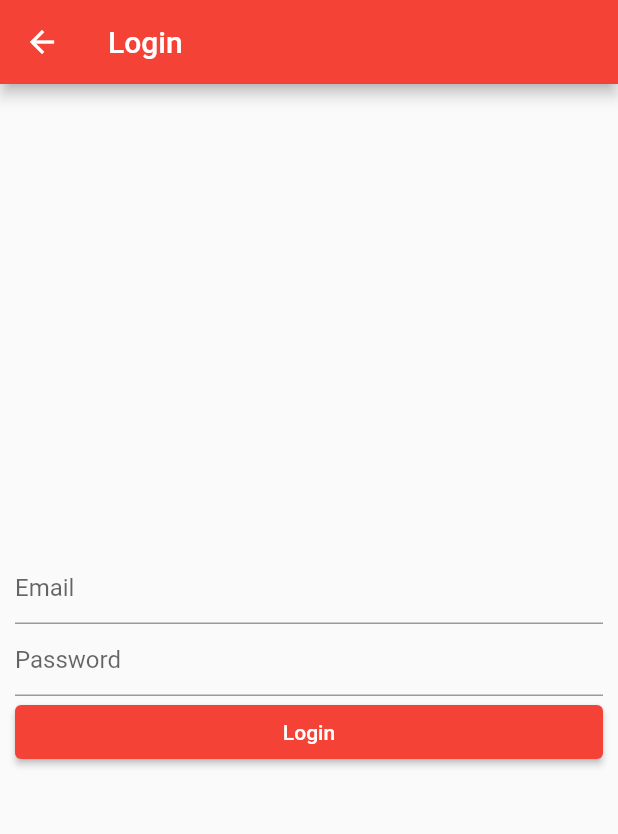
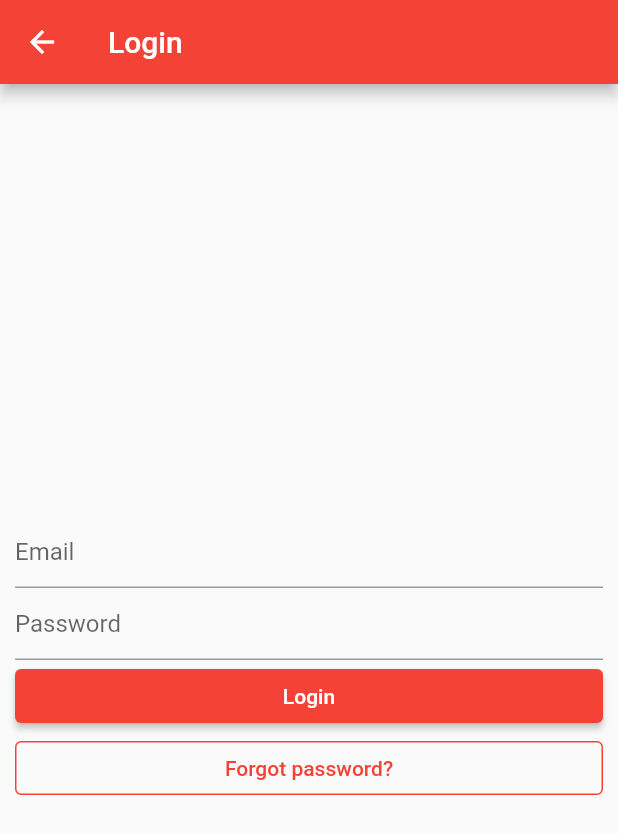
Before and after one commit to wajeht/powerlifting-attempt-selection-calculator-flutter, a Flutter app: the screen it shows after launch, after a tap on "Login with Email", on a phone screen of 412 x 824 dp. Shown: the top 834 px of the screen. Run offline on Flutter 3.47's test engine with Material 2 defaults, Android fonts, the phone set to English and light mode, and no system bars; our stand-ins replace go_router.

Commit message:
feat: added forgot-password page

```diff
--- a/lib/routes.dart
+++ b/lib/routes.dart
@@ -6,6 +6,7 @@ import './screens/welcome_screen.dart';
 import './screens/attempts/attempts_screen.dart';
 import './screens/auth/login_screen.dart';
 import './screens/auth/register_screen.dart';
+import './screens/auth/forgot_password_screen.dart';
 
 final GoRouter routes = GoRouter(
   routes: <RouteBase>[
@@ -29,5 +30,10 @@ final GoRouter routes = GoRouter(
         builder: (BuildContext context, GoRouterState state) {
           return const RegisterScreen();
         }),
+    GoRoute(
+        path: '/forgot-password',
+        builder: (BuildContext context, GoRouterState state) {
+          return const ForgotPasswordScreen();
+        }),
   ],
 );
--- a/lib/screens/auth/login_screen.dart
+++ b/lib/screens/auth/login_screen.dart
@@ -1,4 +1,5 @@
 import 'package:flutter/material.dart';
+import 'package:go_router/go_router.dart';
 
 class LoginScreen extends StatefulWidget {
   const LoginScreen({super.key});
@@ -38,6 +39,16 @@ class _LoginScreenState extends State<LoginScreen> {
                 onPressed: () {},
               ),
             ),
+            SizedBox(
+              width: double.infinity,
+              child: OutlinedButton(
+                style: OutlinedButton.styleFrom(
+                  side: const BorderSide(width: 1, color: Colors.red),
+                ),
+                child: const Text('Forgot password?'),
+                onPressed: () => context.push('/forgot-password'),
+              ),
+            ),
           ],
         ),
       ),
```
Also changed, not shown: lib/screens/auth/forgot_password_screen.dart (+40 -0 lines).
